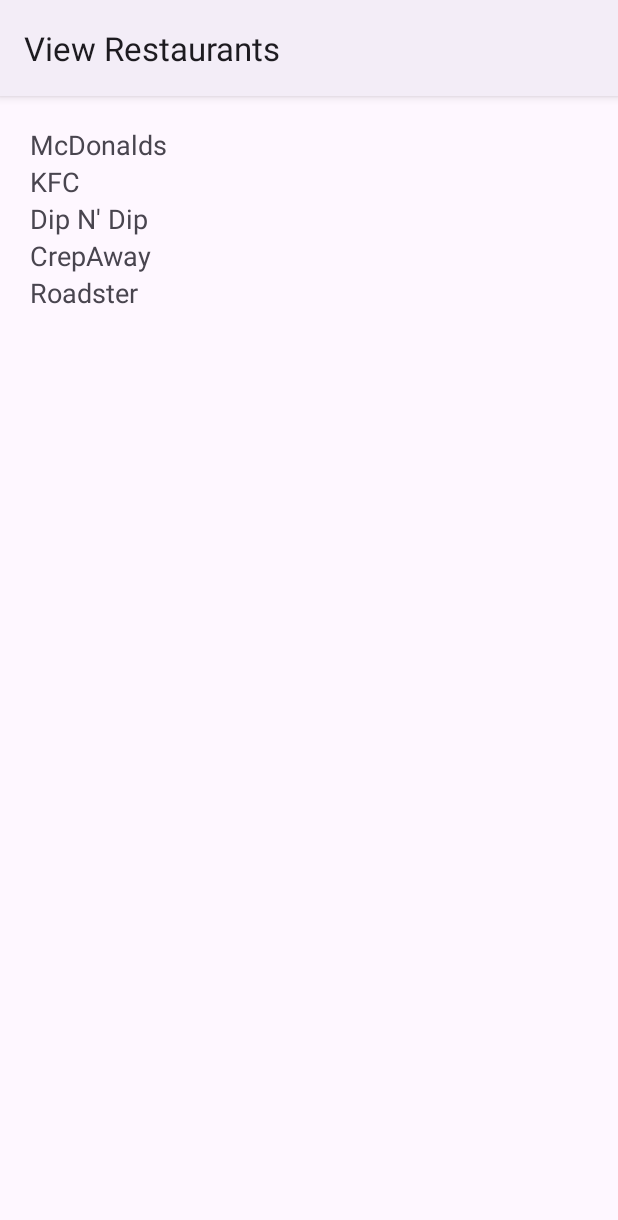
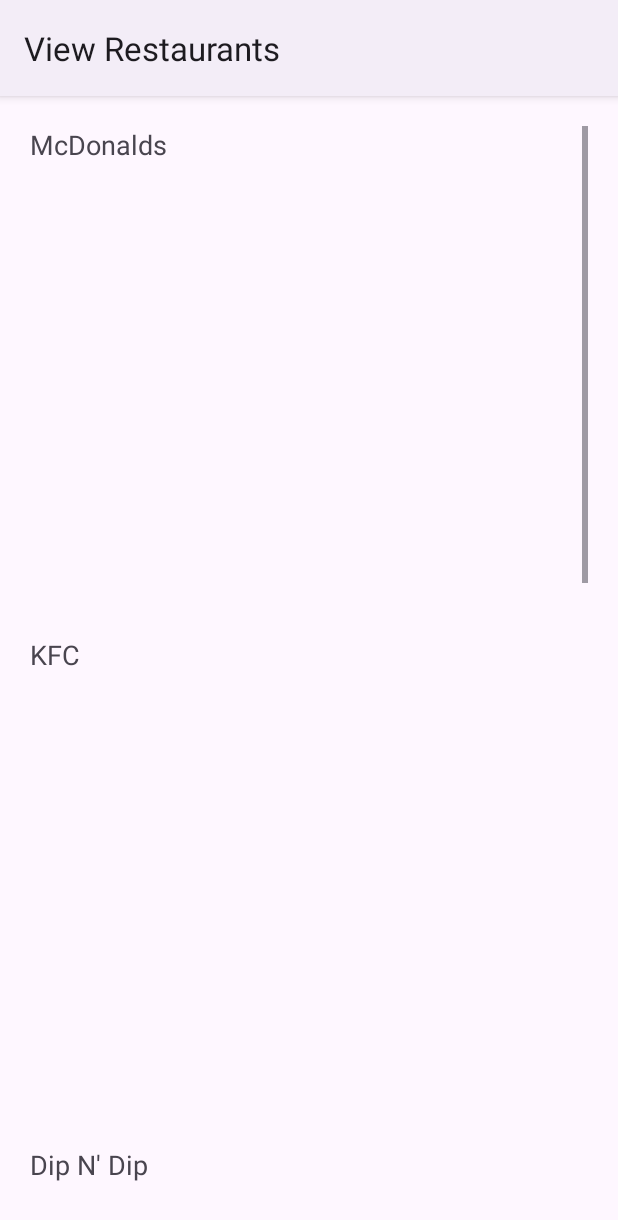
Before and after one commit to Georges-Khalil/MyRestaurants, an Android app: the ViewActivity screen opened directly, with no data from a screen before it, on a phone screen of 412 x 824 dp. Shown: the top 1220 px of the screen. Run offline under Robolectric (Android 15) with nearby library versions, the phone set to English and light mode, and no system bars.

Commit message:
commit ten, continued slightly constraint layout

```diff
--- a/app/src/main/java/com/example/myrestaurants_v1/MyRecyclerViewAdapter.java
+++ b/app/src/main/java/com/example/myrestaurants_v1/MyRecyclerViewAdapter.java
@@ -32,7 +32,7 @@ public class MyRecyclerViewAdapter extends RecyclerView.Adapter{
     public void onBindViewHolder(@NonNull RecyclerView.ViewHolder holder_, int position) {
         RestaurantListVH holder = (RestaurantListVH) holder_;
         Restaurant restaurant = restaurantList.getRestaurantList().get(position);
-        holder.binding.rowName.setText(restaurant.getName());
+        holder.binding.Name.setText(restaurant.getName());
     }
 
     @Override
--- a/app/src/main/res/layout/rv_item.xml
+++ b/app/src/main/res/layout/rv_item.xml
@@ -2,11 +2,11 @@
 <androidx.constraintlayout.widget.ConstraintLayout xmlns:android="http://schemas.android.com/apk/res/android"
     xmlns:app="http://schemas.android.com/apk/res-auto"
     android:layout_width="match_parent"
-    android:layout_height="wrap_content"
+    android:layout_height="340dp"
     android:orientation="vertical">
 
     <TextView
-        android:id="@+id/rowName"
+        android:id="@+id/Name"
         android:layout_width="wrap_content"
         android:layout_height="wrap_content"
         android:text="TextView"
```
